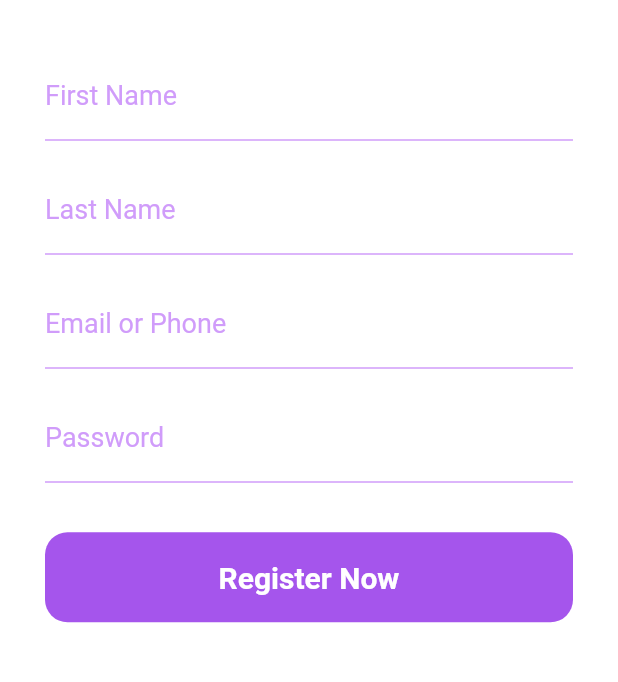
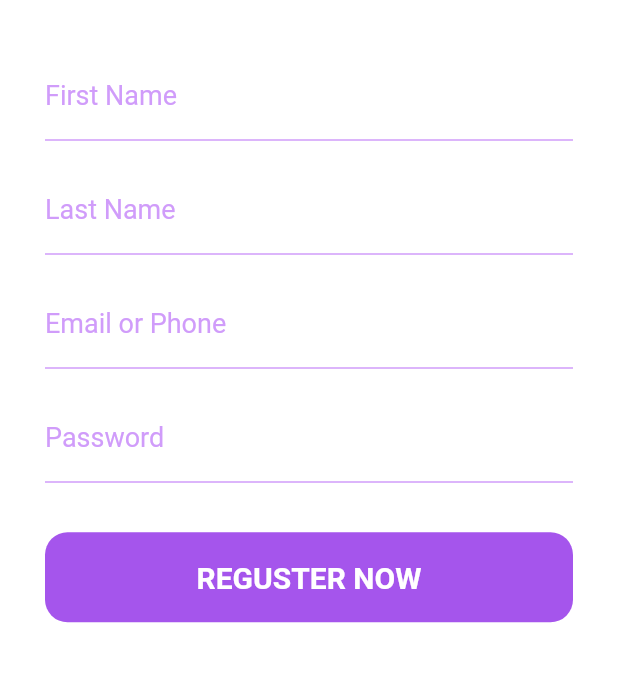
Before and after one commit to Vishal262526/flutter_chat_app, a Flutter app: the screen it shows after launch, after a tap on "Register Now", on a phone screen of 412 x 824 dp, the part 490-1172 px from its top. Run offline on Flutter 3.47's test engine with Material 2 defaults, Android fonts, the phone set to English and light mode, and no system bars; our stand-ins replace cloud_firestore, firebase_auth, firebase_core, firebase_storage, image_picker; accounts and stored records are empty.

Commit message:
Registration Complete with loading and snakbar

```diff
--- a/lib/components/Button.dart
+++ b/lib/components/Button.dart
@@ -4,7 +4,7 @@ import 'package:flutter/material.dart';
 class Button extends StatelessWidget {
   const Button(
       {super.key, required this.label, this.color, required this.onPress});
-  final String label;
+  final Widget label;
   final Color? color;
   final VoidCallback onPress;
   @override
@@ -18,14 +18,7 @@ class Button extends StatelessWidget {
           borderRadius: BorderRadius.circular(15.0),
         ),
         child: Center(
-          child: Text(
-            label,
-            style: TextStyle(
-              color: color ?? Colors.black,
-              fontSize: 20,
-              fontWeight: FontWeight.w700,
-            ),
-          ),
+          child: label,
         ),
       ),
     );
--- a/lib/screens/login_screen.dart
+++ b/lib/screens/login_screen.dart
@@ -83,7 +83,10 @@ class _LoginScreenState extends State<LoginScreen> {
               ),
               Button(
                   color: kWhite,
-                  label: 'Log In',
+                  label: const Text(
+                    'LOG IN',
+                    style: kButtonLabel,
+                  ),
                   onPress: () {
                     print(_email.text);
                     print(_password.text);
--- a/lib/screens/register_screen.dart
+++ b/lib/screens/register_screen.dart
@@ -23,6 +23,7 @@ class _RegisterScreenState extends State<RegisterScreen> {
   final TextEditingController _password = TextEditingController();
 
   Uint8List? _image;
+  bool isloading = false;
 
   void selectimage() async {
     final image = await pickImage(ImageSource.gallery);
@@ -112,16 +113,42 @@ class _RegisterScreenState extends State<RegisterScreen> {
             ),
             Button(
                 color: kWhite,
-                label: 'Register Now',
+                label: isloading
+                    ? const CircularProgressIndicator(
+                        color: Colors.white,
+                      )
+                    : const Text(
+                        'REGUSTER NOW',
+                        style: kButtonLabel,
+                      ),
                 onPress: () async {
+                  setState(() {
+                    isloading = true;
+                  });
                   final Authmethods auth = Authmethods();
                   final user = await auth.SignupUser(
                       email: _email.text,
                       password: _password.text,
                       fName: _fName.text,
                       lName: _lName.text,
-                      file: _image!);
-                  print(user);
+                      file: _image);
+                  if (user != 'success') {
+                    setState(() {
+                      isloading = false;
+                    });
+                    ScaffoldMessenger.of(context).showSnackBar(SnackBar(
+                      backgroundColor: kPrimaryColor,
+                      content: Text(user),
+                    ));
+                  } else {
+                    ScaffoldMessenger.of(context).showSnackBar(const SnackBar(
+                      backgroundColor: kPrimaryColor,
+                      content: Text('User Successfully SignUp'),
+                    ));
+                  }
+                  setState(() {
+                    isloading = false;
+                  });
                 })
           ],
         ),
--- a/lib/screens/welcome_screen.dart
+++ b/lib/screens/welcome_screen.dart
@@ -46,7 +46,7 @@ class WelcomeScreen extends StatelessWidget {
                 color: Color(0xFFD09CFA),
               ),
             ),
-            SizedBox(
+            const SizedBox(
               height: 77,
             ),
             Button(
@@ -54,7 +54,10 @@ class WelcomeScreen extends StatelessWidget {
               onPress: () {
                 Navigator.pushNamed(context, LoginScreen.id);
               },
-              label: 'Login Now',
+              label: const Text(
+                "LOGIN",
+                style: kButtonLabel,
+              ),
             ),
             const SizedBox(
               height: 20,
@@ -64,7 +67,10 @@ class WelcomeScreen extends StatelessWidget {
               onPress: () {
                 Navigator.pushNamed(context, RegisterScreen.id);
               },
-              label: 'Register Now',
+              label: const Text(
+                'Register Now',
+                style: kButtonLabel,
+              ),
             ),
           ],
         ),
--- a/lib/utilities/constants.dart
+++ b/lib/utilities/constants.dart
@@ -11,6 +11,12 @@ const Color kPrimaryColorMidLight = Color(0xFFD09CFA);
 const Color kPrimaryColorVeryLight = Color(0xFFF3CCFF);
 
 // Text Stykes
+const TextStyle kButtonLabel = TextStyle(
+  color: Colors.white,
+  fontSize: 20,
+  fontWeight: FontWeight.w700,
+);
+
 const TextStyle kInputPlaceholderTextStyle = TextStyle(
   fontSize: 18,
   color: Color(0xFFD09CFA),
```
Also changed, not shown: lib/firebase/auth_methods.dart (+7 -1 lines).
